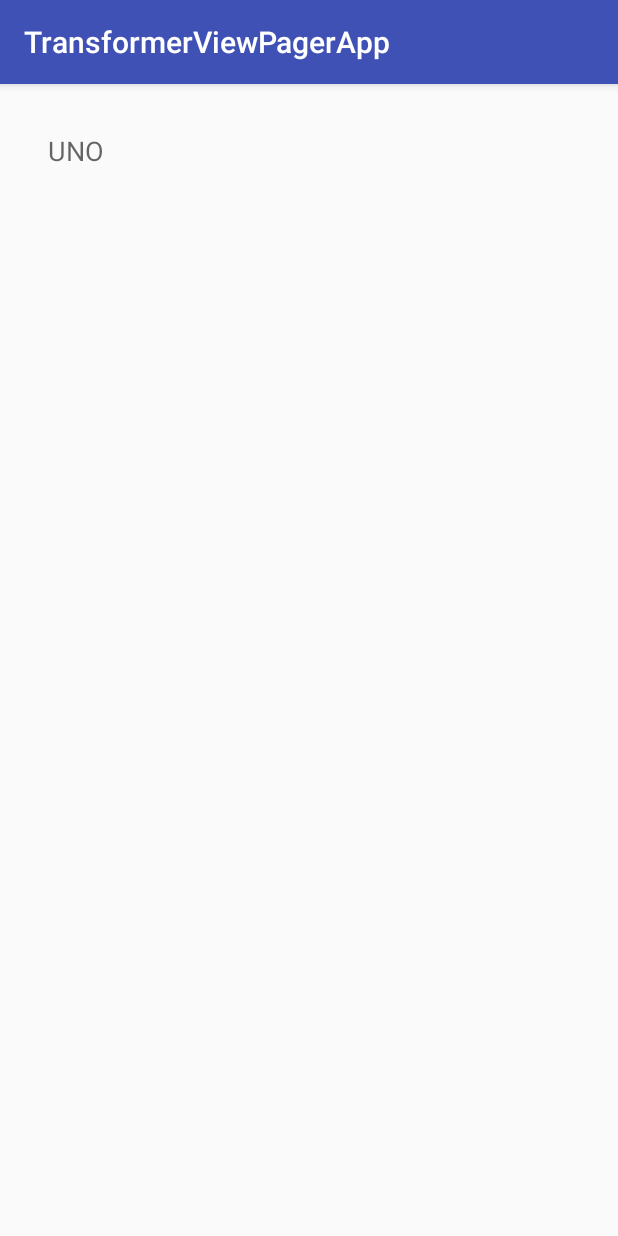
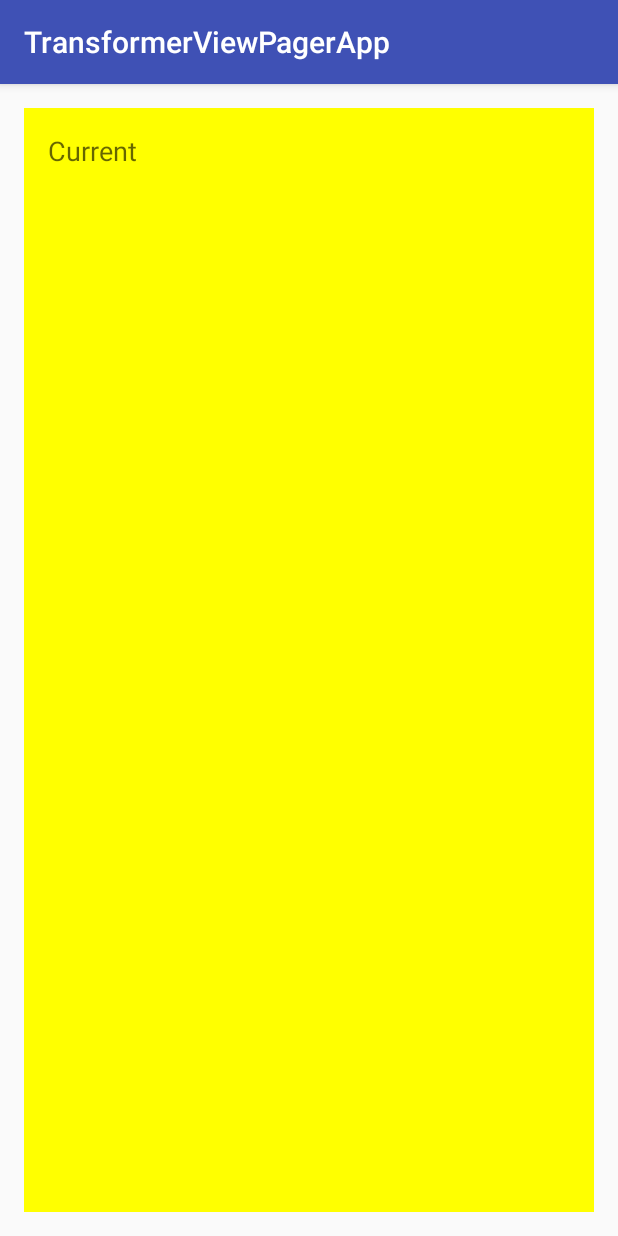
Before and after one commit to dramirezm/android-transformer-viewpager, an Android app: the screen it shows after launch (MainActivity), on a phone screen of 412 x 824 dp. Run offline under Robolectric (Android 15) with nearby library versions, the phone set to English and light mode, and no system bars.

Commit message:
Created a base ViewPager example

```diff
--- a/app/src/main/java/com/beltranfebrer/transformerviewpagerapp/MainActivity.java
+++ b/app/src/main/java/com/beltranfebrer/transformerviewpagerapp/MainActivity.java
@@ -19,7 +19,32 @@ public class MainActivity extends AppCompatActivity {
         mPager = (ViewPager) findViewById(R.id.pager);
         mPagerAdapter = new ScreenSlidePagerAdapter(getSupportFragmentManager());
         mPager.setAdapter(mPagerAdapter);
+        mPager.setCurrentItem(1);
 
+        mPager.addOnPageChangeListener(new ViewPager.OnPageChangeListener() {
+            @Override
+            public void onPageScrolled(int position, float positionOffset, int positionOffsetPixels) {
+                // This is not working well... yet!
+                if (position == 0) {
+                    mPager.setPageTransformer(true, new DepthPageTransformer(false));
+                } else if (position == 2) {
+                    mPager.setPageTransformer(true, new DepthPageTransformer(true));
+                }
+                if (position % 2 == 0 && positionOffset == 0) {
+                    mPager.setCurrentItem(1, false);
+                }
+            }
+
+            @Override
+            public void onPageSelected(int position) {
+
+            }
+
+            @Override
+            public void onPageScrollStateChanged(int state) {
+
+            }
+        });
 
     }
 }
--- a/app/src/main/java/com/beltranfebrer/transformerviewpagerapp/ScreenSlidePagerAdapter.java
+++ b/app/src/main/java/com/beltranfebrer/transformerviewpagerapp/ScreenSlidePagerAdapter.java
@@ -10,7 +10,7 @@ import android.view.View;
  * Created by miquel on 18.01.16.
  */
 public class ScreenSlidePagerAdapter extends FragmentStatePagerAdapter {
-    private static final int NUM_PAGES = 5;
+    private static final int NUM_PAGES = 3;
 
     public ScreenSlidePagerAdapter(FragmentManager fragmentManager) {
         super(fragmentManager);
@@ -18,11 +18,13 @@ public class ScreenSlidePagerAdapter extends FragmentStatePagerAdapter {
 
     @Override
     public Fragment getItem(int position) {
-        return new ScreenSlidePagerFragment();
+        return ScreenSlidePagerFragment.newInstance(position);
     }
 
     @Override
     public int getCount() {
         return NUM_PAGES;
     }
+
+
 }
--- a/app/src/main/java/com/beltranfebrer/transformerviewpagerapp/ScreenSlidePagerFragment.java
+++ b/app/src/main/java/com/beltranfebrer/transformerviewpagerapp/ScreenSlidePagerFragment.java
@@ -1,21 +1,57 @@
 package com.beltranfebrer.transformerviewpagerapp;
 
+import android.graphics.Color;
 import android.os.Bundle;
 import android.support.v4.app.Fragment;
 import android.view.LayoutInflater;
 import android.view.View;
 import android.view.ViewGroup;
+import android.widget.ScrollView;
+import android.widget.TextView;
 
 /**
  * Created by miquel on 18.01.16.
  */
 public class ScreenSlidePagerFragment extends Fragment {
+
+    /**
+     * Create a new instance of DetailsFragment, initialized to
+     * show the text at 'index'.
+     */
+    public static ScreenSlidePagerFragment newInstance(int index) {
+        ScreenSlidePagerFragment f = new ScreenSlidePagerFragment();
+        // Supply index input as an argument.
+        Bundle args = new Bundle();
+        args.putInt("index", index);
+        f.setArguments(args);
+        return f;
+    }
+
     @Override
     public View onCreateView(LayoutInflater inflater, ViewGroup container,
                              Bundle savedInstanceState) {
         ViewGroup rootView = (ViewGroup) inflater.inflate(
                 R.layout.fragment_screen_slide_page, container, false);
-
+        Bundle args = getArguments();
+        int index = args.getInt("index", 0);
+        TextView textView = (TextView) rootView.findViewById(R.id.fragment_text);
+        ScrollView scrollView = (ScrollView) rootView.findViewById(R.id.content);
+        switch (index) {
+            case 0:
+                textView.setText("Next left");
+                scrollView.setBackgroundColor(Color.GREEN);
+                break;
+            case 1:
+                textView.setText("Current");
+                scrollView.setBackgroundColor(Color.YELLOW);
+                break;
+            case 2:
+                textView.setText("Next right");
+                scrollView.setBackgroundColor(Color.BLUE);
+                break;
+            default:
+                textView.setText("Unknown");
+        }
         return rootView;
     }
 
--- a/app/src/main/res/layout/fragment_screen_slide_page.xml
+++ b/app/src/main/res/layout/fragment_screen_slide_page.xml
@@ -12,6 +12,7 @@
             android:lineSpacingMultiplier="1.2"
             android:layout_width="match_parent"
             android:layout_height="wrap_content"
-            android:text="UNO" />
+            android:text="UNO"
+            android:id="@+id/fragment_text"/>
     </ScrollView>
 </LinearLayout>
```
Also changed, not shown: app/src/main/java/com/beltranfebrer/transformerviewpagerapp/DepthPageTransformer.java (added, +53 -0 lines), 1 other file.
